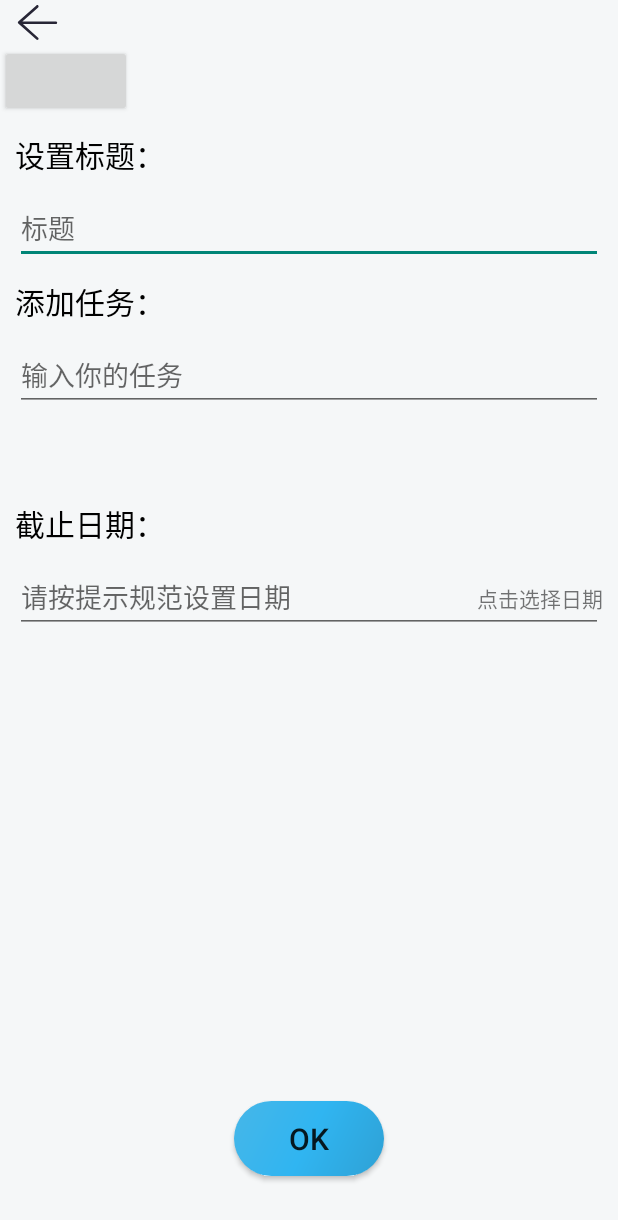
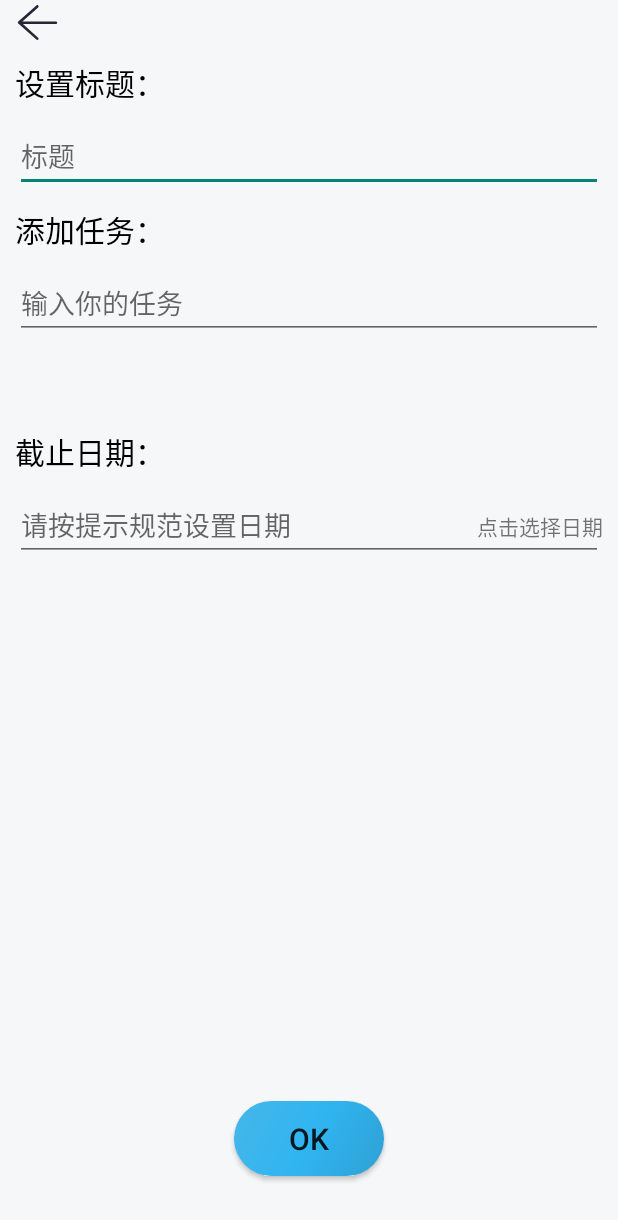
Before and after one commit to 1zhangluo1/ToDo, an Android app: the AddThingList screen opened directly, with no data from a screen before it, on a phone screen of 412 x 824 dp. Shown: the top 1220 px of the screen. Run offline under Robolectric (Android 15) with nearby library versions, the phone set to English and light mode, and no system bars; libraries missing offline, so code that uses them is left out: org.litepal; 5 statements that could not run were skipped.

```diff
--- a/app/src/main/res/layout/activity_add_thing_list.xml
+++ b/app/src/main/res/layout/activity_add_thing_list.xml
@@ -15,10 +15,6 @@
         android:background="@drawable/ic_back"
         android:layout_marginLeft="10dp"
         android:padding="5dp"/>
-    <Button
-        android:layout_width="wrap_content"
-        android:layout_height="wrap_content"
-        android:id="@+id/ooo"/>
 
     <TextView
         android:layout_width="match_parent"
```
